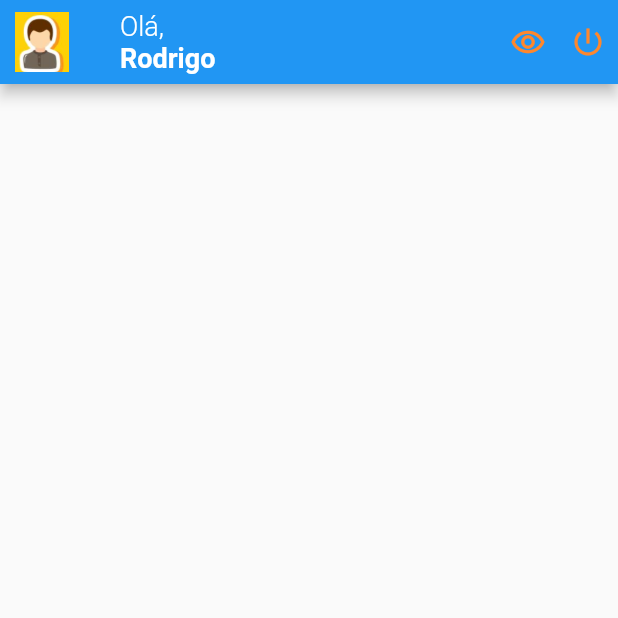
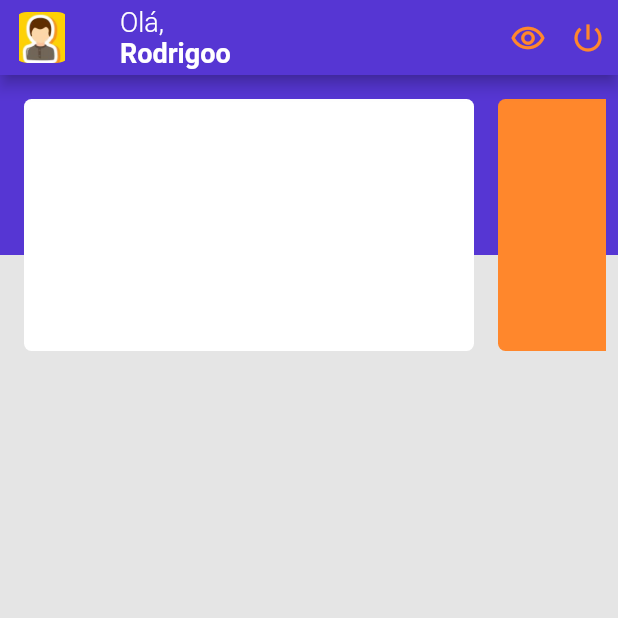
Before and after one commit to RodrigoNunesLeite/go_finances_flutter, a Flutter app: the screen it shows after launch, on a phone screen of 412 x 824 dp, the top half of it. Run offline on Flutter 3.47's test engine with Material 2 defaults, Android fonts, the phone set to English and light mode, and no system bars; missing offline and left inert: dart:ffi; Roboto replaces fonts that are missing (Poppins).

Commit message:
cards pt1

```diff
--- /dev/null
+++ b/lib/screens/dashboard/bar_dash.dart
@@ -0,0 +1,71 @@
+import 'package:flutter/material.dart';
+
+class BarDash extends StatelessWidget implements PreferredSizeWidget {
+
+  @override
+  Size get preferredSize => const Size.fromHeight(50.0);
+
+  @override
+  Widget build(BuildContext context) {
+  return AppBar(
+    backgroundColor: Color(0xFF5636D3),
+    leading: Padding(
+      padding: EdgeInsets.all(8.0),
+
+      child: ClipRRect(
+        // Image.asset('lib/assets/perfil.jpg')
+        borderRadius: BorderRadius.circular(10),
+        child: Image(
+            width: 48,
+            height: 48,
+            image: AssetImage('lib/assets/perfil.jpg')
+        ) ,
+      ),
+
+    ),
+    title: Padding(
+      padding: EdgeInsets.all(8.0),
+      child: Column(
+        crossAxisAlignment: CrossAxisAlignment.start,
+        children: const [
+          Text('Olá,',
+              style: TextStyle(
+                color: Color(0xFFFFFFFF),
+                fontSize: 18.0,
+                fontFamily: 'Poppins',
+                decoration:TextDecoration.none,
+                fontWeight: FontWeight.w300,
+              )),
+          Text('Rodrigoo',
+              style: TextStyle(
+                color: Color(0xFFFFFFFF),
+                fontSize: 18.0,
+                fontFamily: 'Poppins',
+                decoration: TextDecoration.none,
+                fontWeight: FontWeight.bold,
+              ))
+        ],
+      ),
+    ),
+    actions: [
+      Row (
+        crossAxisAlignment: CrossAxisAlignment.center,
+        children: [
+          Padding(
+            padding: EdgeInsets.all(8.0),
+            child: Icon(Icons.remove_red_eye_outlined,
+              color: Color(0xFFFF872C),
+            ),
+          ),
+          Padding(
+            padding: EdgeInsets.all(8.0),
+            child: Icon(Icons.power_settings_new,
+                color: Color(0xFFFF872C)),
+          ),
+        ],
+      ),
+    ],
+  );
+}
+
+}
--- /dev/null
+++ b/lib/screens/dashboard/body_dashboard.dart
@@ -0,0 +1,31 @@
+import 'package:flutter/cupertino.dart';
+
+import 'cards.dart';
+
+class BodyDashboard extends StatelessWidget{
+  @override
+  Widget build(BuildContext context) {
+    // TODO: implement build
+    return Center(child: Column(
+      children: [
+        Cards(),
+      ],
+    ));
+      /*
+      Container(
+      child: Column(
+        mainAxisAlignment: MainAxisAlignment.center,
+        children: [
+
+          Cards(),
+          Row(
+            children: [
+              Cards(),
+            ],
+          ),
+        ],
+      ),
+    ); */
+  }
+
+}
--- /dev/null
+++ b/lib/screens/dashboard/cards.dart
@@ -0,0 +1,60 @@
+import 'package:flutter/cupertino.dart';
+import 'package:flutter/material.dart';
+
+class Cards extends StatelessWidget {
+  @override
+  Widget build(BuildContext context) {
+    // TODO: implement build
+  return Container(
+    //margin: const EdgeInsets.symmetric(left: 24.0),
+    height: 200.0,
+    child: Stack(
+      children: [
+        Positioned(
+          top: -10,
+          height:130,
+          width: MediaQuery.of(context).size.width,
+          child: Container(
+            width: double.infinity,
+            height: 120,
+            color: Color(0xFF5636D3),
+          ),
+        ),
+        Positioned(
+          child: Padding(
+            padding: const EdgeInsets.all(8.0),
+            child: ListView(
+              scrollDirection: Axis.horizontal,
+              children: <Widget>[
+                Padding(
+                  padding: const EdgeInsets.all(8.0),
+                  child: Container(
+                    width: 300.0,
+                    height: 183.0,
+                    decoration: BoxDecoration(
+                      borderRadius: BorderRadius.circular(5),
+                      color: Color(0xFFFFFFFF),
+                    ),
+
+                  ),
+                ),
+                Padding(
+                  padding: const EdgeInsets.all(8.0),
+                  child: Container(
+                    width: 300.0,
+                    height: 183.0,
+                    decoration: BoxDecoration(
+                      borderRadius: BorderRadius.circular(5),
+                      color: Color(0xFFFF872C),
+                    ),
+                  ),
+                ),
+              ],
+            ),
+          ),
+        ),
+      ],
+    )
+  );
+  }
+}
--- a/lib/screens/dashboard/dashboard.dart
+++ b/lib/screens/dashboard/dashboard.dart
@@ -1,59 +1,23 @@
 import 'package:flutter/material.dart';
+
+import 'bar_dash.dart';
+import 'body_dashboard.dart';
 
 class Dashboard extends StatelessWidget {
   @override
   Widget build(BuildContext context) {
     // TODO: implement build
     return Scaffold(
-      appBar: AppBar(
-        leading: Padding(
-          padding: EdgeInsets.all(8.0),
-          child: Image.asset('lib/assets/perfil.jpg'),
+      appBar: BarDash(),
+      body: SingleChildScrollView(
+        child: Column(
+          children: [
+            BodyDashboard(),
+          ],
         ),
-        title: Padding(
-          padding: EdgeInsets.all(8.0),
-          child: Column(
-            crossAxisAlignment: CrossAxisAlignment.start,
-            children: const [
-              Text('Olá,',
-              style: TextStyle(
-                color: Color(0xFFFFFFFF),
-                fontSize: 18.0,
-                fontFamily: 'Poppins',
-                decoration:TextDecoration.none,
-                fontWeight: FontWeight.w300,
-              )),
-              Text('Rodrigo',
-              style: TextStyle(
-                color: Color(0xFFFFFFFF),
-                fontSize: 18.0,
-                fontFamily: 'Poppins',
-                decoration: TextDecoration.none,
-                fontWeight: FontWeight.bold,
-              ))
-            ],
-          ),
-        ),
-        actions: [
-          Row (
-            crossAxisAlignment: CrossAxisAlignment.center,
-            children: [
-              Padding(
-                padding: EdgeInsets.all(8.0),
-                child: Icon(Icons.remove_red_eye_outlined,
-                  color: Color(0xFFFF872C),
-                ),
-              ),
-              Padding(
-                padding: EdgeInsets.all(8.0),
-                child: Icon(Icons.power_settings_new,
-                    color: Color(0xFFFF872C)),
-              ),
-            ],
-          ),
-        ],
       ),
-    );
+      backgroundColor: Color(0xFFE5E5E5),
+          );
   }
 
 
--- a/lib/screens/home.dart
+++ b/lib/screens/home.dart
@@ -101,7 +101,7 @@ class Home extends StatelessWidget {
                           crossAxisAlignment: CrossAxisAlignment.center,
                           children: [
                             Padding(
-                              padding:EdgeInsets.only(top: 40.0),
+                              padding:const EdgeInsets.only(top: 40.0),
                               child:Container(
                                 height: 56.0,
                                 width: 311.0,
@@ -139,7 +139,7 @@ class Home extends StatelessWidget {
                               ),
                             ),
                             Padding(
-                              padding:EdgeInsets.only(top: 10.0),
+                              padding:const EdgeInsets.only(top: 10.0),
                               child:Container(
                                 height: 56.0,
                                 width: 311.0,
@@ -155,9 +155,9 @@ class Home extends StatelessWidget {
                                           padding: const EdgeInsets.all(15.0),
                                           child: Image.asset('lib/assets/apple-icon.jpg'),
                                         ),
-                                        Padding(
-                                          padding: const EdgeInsets.only(left: 40.0),
-                                          child: const Text(
+                                        const Padding(
+                                          padding: EdgeInsets.only(left: 40.0),
+                                          child: Text(
                                             'Entrar com Apple',
                                             style: TextStyle(
                                               decoration:TextDecoration.none,
```
